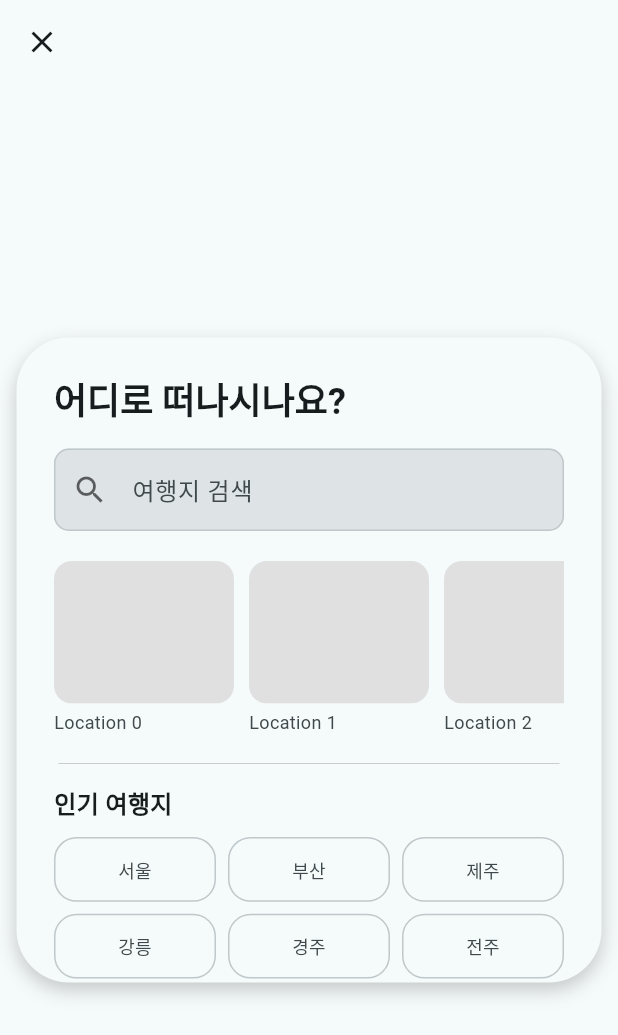
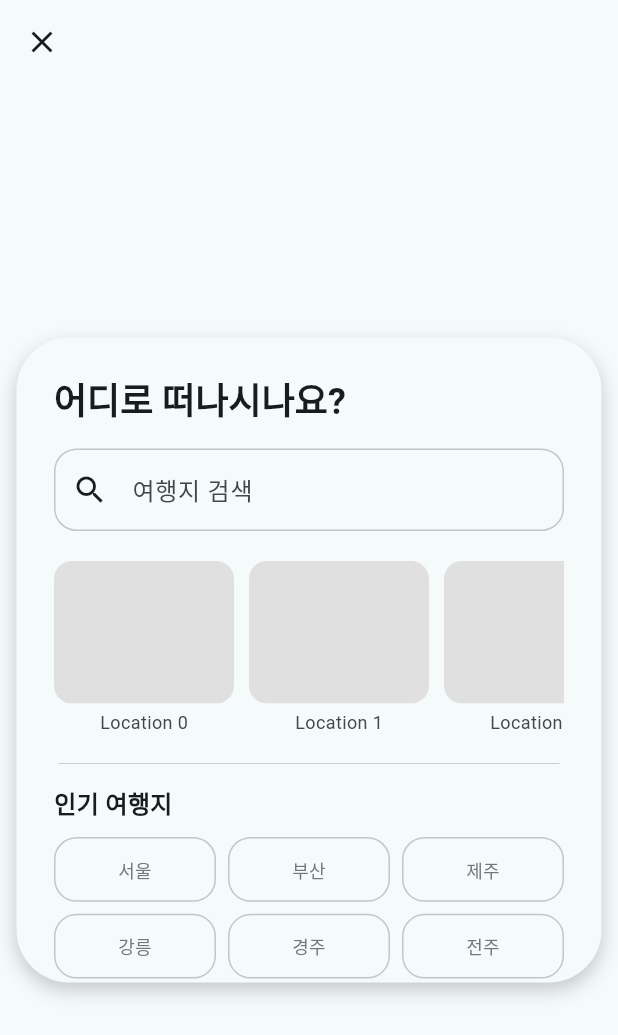
Before and after one commit to ryuhyoh/flutter_cap, a Flutter app: the SearchScreen screen opened directly, on a phone screen of 412 x 824 dp. Shown: the top 1035 px of the screen. Run offline on Flutter 3.47's test engine with Material 3 defaults, Android fonts, the phone set to English and light mode, and no system bars; drawn by our look-alikes of flutter_animate.

```diff
--- a/flutter_locallens/lib/search_screen.dart
+++ b/flutter_locallens/lib/search_screen.dart
@@ -108,25 +108,16 @@ class _SearchScreenState extends State<SearchScreen>
 
   @override
   Widget build(BuildContext context) {
-    final Color backgroundColor = Theme.of(context).colorScheme.surface;
-    final Color primaryColor = Theme.of(context).primaryColor;
-    final Color surfaceContainerHighest =
-        Theme.of(context).colorScheme.surfaceContainerHighest;
-    final Color onSurfaceColor = Theme.of(context).colorScheme.onSurface;
-    final Color outlineVariantColor =
-        Theme.of(context).colorScheme.outlineVariant;
-    final Color outlineColor =
-        Theme.of(context).colorScheme.outline; // TextField focusedBorder 등에 사용
-    final Color onSurfaceVariantColor =
-        Theme.of(context).colorScheme.onSurfaceVariant;
-
     return Scaffold(
-      backgroundColor: backgroundColor,
+      backgroundColor: Theme.of(context).colorScheme.surface,
       appBar: AppBar(
         backgroundColor: Colors.transparent,
         elevation: 0,
         leading: IconButton(
-          icon: Icon(Icons.close, color: onSurfaceColor),
+          icon: Icon(
+            Icons.close,
+            color: Theme.of(context).colorScheme.onSurface,
+          ),
           onPressed: () => Navigator.pop(context),
         ),
         forceMaterialTransparency: true,
@@ -146,7 +137,7 @@ class _SearchScreenState extends State<SearchScreen>
                   width: _widthAnimation.value,
                   height: _heightAnimation.value,
                   decoration: BoxDecoration(
-                    color: backgroundColor,
+                    color: Theme.of(context).colorScheme.surface,
                     borderRadius: BorderRadius.circular(_cardBorderRadius),
                     boxShadow: [
                       BoxShadow(
@@ -188,18 +179,16 @@ class _SearchScreenState extends State<SearchScreen>
                               hintText: '여행지 검색',
                               prefixIcon: Icon(
                                 Icons.search,
-                                color: Theme.of(
-                                  context,
-                                ).iconTheme.color?.withOpacity(0.6),
+                                color: Theme.of(context).colorScheme.onSurface,
                               ),
                               border: OutlineInputBorder(
-                                borderRadius: BorderRadius.circular(10),
+                                borderRadius: BorderRadius.circular(15),
                                 borderSide: BorderSide(
                                   color: Theme.of(context).colorScheme.outline,
                                 ),
                               ),
                               enabledBorder: OutlineInputBorder(
-                                borderRadius: BorderRadius.circular(10),
+                                borderRadius: BorderRadius.circular(15),
                                 borderSide: BorderSide(
                                   color:
                                       Theme.of(
@@ -208,14 +197,17 @@ class _SearchScreenState extends State<SearchScreen>
                                 ),
                               ),
                               focusedBorder: OutlineInputBorder(
-                                borderRadius: BorderRadius.circular(10),
+                                borderRadius: BorderRadius.circular(15),
                                 borderSide: BorderSide(
                                   color: Theme.of(context).colorScheme.outline,
                                   width: 1.5,
                                 ), // 포커스 시 primaryColor 사용
                               ),
                               filled: true,
-                              fillColor: surfaceContainerHighest, // 내부 채우기 색
+                              fillColor:
+                                  Theme.of(
+                                    context,
+                                  ).colorScheme.surface, // 내부 채우기 색
                               contentPadding: const EdgeInsets.symmetric(
                                 vertical: 15.0,
                               ),
@@ -268,7 +260,12 @@ class _SearchScreenState extends State<SearchScreen>
                                     horizontal: 8,
                                     vertical: 4,
                                   ), // const 추가
-                                  side: BorderSide(color: outlineVariantColor),
+                                  side: BorderSide(
+                                    color:
+                                        Theme.of(
+                                          context,
+                                        ).colorScheme.outlineVariant,
+                                  ),
                                   shape: RoundedRectangleBorder(
                                     borderRadius: BorderRadius.circular(15.0),
                                   ),
@@ -277,7 +274,8 @@ class _SearchScreenState extends State<SearchScreen>
                                   regionNames[index],
                                   style: TextStyle(
                                     fontSize: 12,
-                                    color: onSurfaceVariantColor,
+                                    color:
+                                        Theme.of(context).colorScheme.outline,
                                   ),
                                   overflow: TextOverflow.ellipsis,
                                 ),
@@ -306,7 +304,7 @@ class _SearchScreenState extends State<SearchScreen>
       child: SizedBox(
         width: mapItemWidth,
         child: Column(
-          crossAxisAlignment: CrossAxisAlignment.start,
+          crossAxisAlignment: CrossAxisAlignment.center,
           children: [
             ClipRRect(
               borderRadius: BorderRadius.circular(12.0),
```
